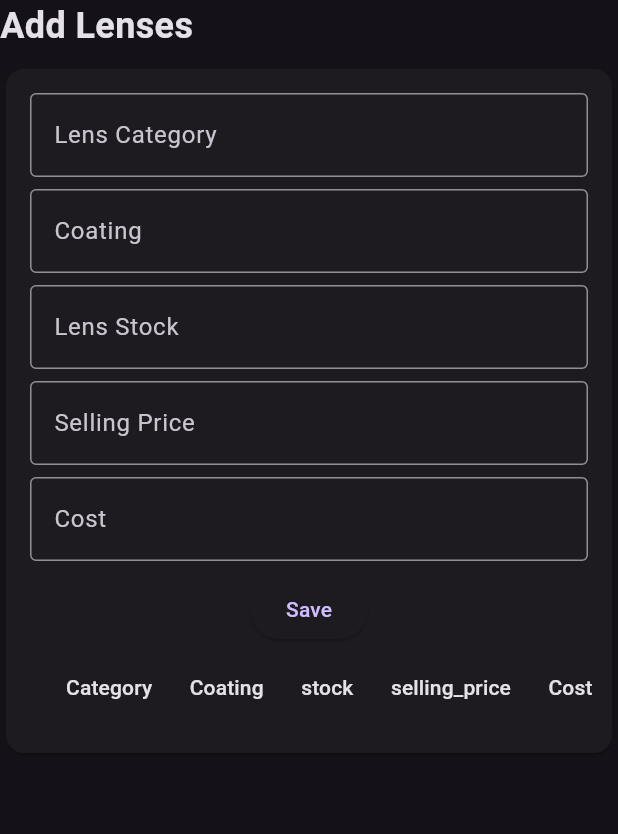
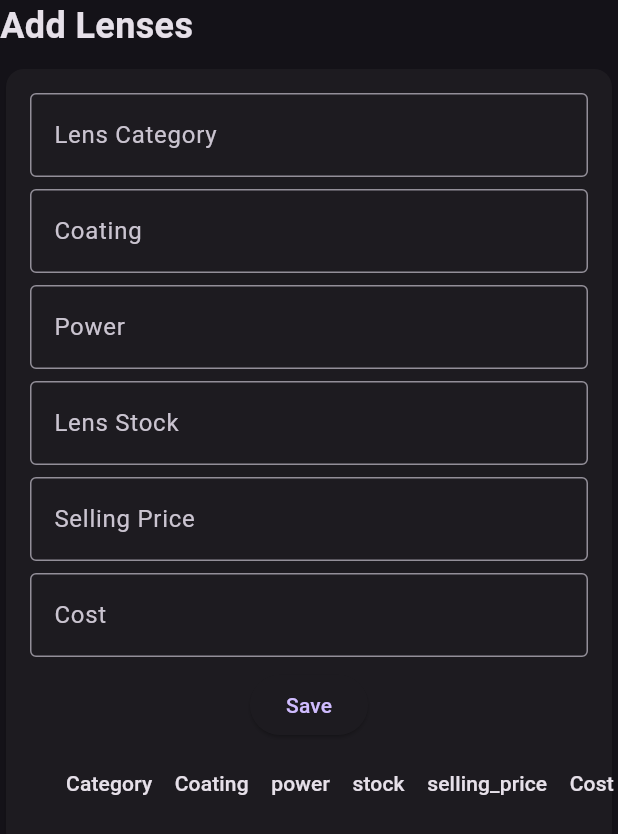
Before and after one commit to thelllmike/optical_service, a Flutter app: the ProductFormSection widget shown alone on an empty page, opened directly, on a phone screen of 412 x 824 dp. Shown: the top 834 px of the screen. Run offline on Flutter 3.47's test engine with Material 3 defaults, Android fonts, the phone set to English and light mode, and no system bars; our stand-ins replace fl_chart; network calls fail.

Commit message:
rollbak code

```diff
--- a/lib/screens/addproduct.dart
+++ b/lib/screens/addproduct.dart
@@ -29,7 +29,7 @@ class AddProductScreen extends StatelessWidget {
           Sidebar(), // Uncomment and ensure the Sidebar widget is correctly implemented
           VerticalDivider(thickness: 1, width: 1),
           Expanded(
-            flex: 4,
+            flex: 5,
             child: SingleChildScrollView(
               padding: EdgeInsets.all(16.0),
               child: ProductFormSection(
@@ -37,6 +37,7 @@ class AddProductScreen extends StatelessWidget {
                 fields: [
                   'Lens Category',
                   'Coating',
+                  'Power',
                   'Lens Stock',
                   'Selling Price',
                   'Cost'
@@ -45,6 +46,7 @@ class AddProductScreen extends StatelessWidget {
                 tableHeaders: [
                   'Category',
                   'Coating',
+                  'power',
                   'stock',
                   'selling_price',
                   'Cost'
@@ -55,7 +57,7 @@ class AddProductScreen extends StatelessWidget {
           ),
           VerticalDivider(thickness: 1, width: 1),
           Expanded(
-            flex: 6,
+            flex: 5,
             child: SingleChildScrollView(
               padding: EdgeInsets.all(16.0),
               child: ProductFormSection(
@@ -211,6 +213,7 @@ Future<void> fetchData() async {
       productData = {
         "category": controllers[0].text,
         "coating": controllers[1].text,
+        "power": controllers[1].text,
         "stock": controllers[2].text,
         "selling_price": controllers[3].text,
         "cost": controllers[4].text,
@@ -376,7 +379,7 @@ Future<void> fetchData() async {
                   child: Text('Save'),
                 ),
                 DataTable(
-                  columnSpacing: 25, // Add columnSpacing here
+                  columnSpacing: 15, // Add columnSpacing here
                   columns: columns,
                   rows: rows,
                 ),
--- a/lib/screens/billing.dart
+++ b/lib/screens/billing.dart
@@ -205,7 +205,7 @@ Widget _buildEditableCell(String key) {
 
   Widget _buildCustomerDetailsSection() {
     return _buildDetailsCard('Customer Details', [
-      _buildDropdownField('Mobile Number', ['1234567890', '9876543210']),
+       _buildTextField('Mobile Number'),
       _buildTextField('Full Name'),
       _buildTextField('NIC Number'),
       _buildTextField('Address', maxLines: 3),
```
